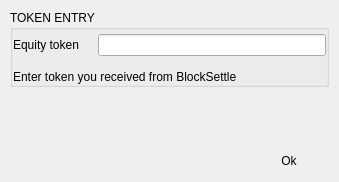
BlockSettle/terminal, file BlockSettleUILib/CCTokenEntryDialog.ui: the form before one commit.
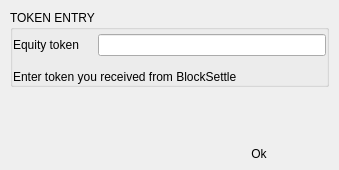
The form after the commit.

Commit message: token dialog fix

```diff
--- a/BlockSettleUILib/CCTokenEntryDialog.ui
+++ b/BlockSettleUILib/CCTokenEntryDialog.ui
@@ -7,11 +7,11 @@
     <x>0</x>
     <y>0</y>
     <width>339</width>
-    <height>182</height>
+    <height>170</height>
    </rect>
   </property>
   <property name="sizePolicy">
-   <sizepolicy hsizetype="Preferred" vsizetype="Expanding">
+   <sizepolicy hsizetype="Preferred" vsizetype="Minimum">
     <horstretch>0</horstretch>
     <verstretch>0</verstretch>
    </sizepolicy>
@@ -165,16 +165,25 @@
      <property name="orientation">
       <enum>Qt::Vertical</enum>
      </property>
+     <property name="sizeType">
+      <enum>QSizePolicy::Expanding</enum>
+     </property>
      <property name="sizeHint" stdset="0">
       <size>
        <width>20</width>
-       <height>40</height>
+       <height>0</height>
       </size>
      </property>
     </spacer>
    </item>
    <item>
     <widget class="QWidget" name="widget" native="true">
+     <property name="sizePolicy">
+      <sizepolicy hsizetype="Preferred" vsizetype="Preferred">
+       <horstretch>0</horstretch>
+       <verstretch>0</verstretch>
+      </sizepolicy>
+     </property>
      <property name="buttonBar" stdset="0">
       <bool>true</bool>
      </property>
@@ -183,16 +192,16 @@
        <number>10</number>
       </property>
       <property name="leftMargin">
-       <number>10</number>
+       <number>20</number>
       </property>
       <property name="topMargin">
-       <number>10</number>
+       <number>5</number>
       </property>
       <property name="rightMargin">
-       <number>10</number>
+       <number>20</number>
       </property>
       <property name="bottomMargin">
-       <number>10</number>
+       <number>5</number>
       </property>
       <item>
        <spacer name="horizontalSpacer">
@@ -209,15 +218,24 @@
       </item>
       <item>
        <widget class="QPushButton" name="pushButtonOk">
+        <property name="sizePolicy">
+         <sizepolicy hsizetype="Minimum" vsizetype="Preferred">
+          <horstretch>0</horstretch>
+          <verstretch>0</verstretch>
+         </sizepolicy>
+        </property>
         <property name="minimumSize">
          <size>
-          <width>80</width>
+          <width>120</width>
           <height>0</height>
          </size>
         </property>
         <property name="text">
          <string>Ok</string>
         </property>
+        <property name="default">
+         <bool>true</bool>
+        </property>
         <property name="flat">
          <bool>true</bool>
         </property>
```
Left out of the diff: 18 changed lines with no effect on the pictures.
